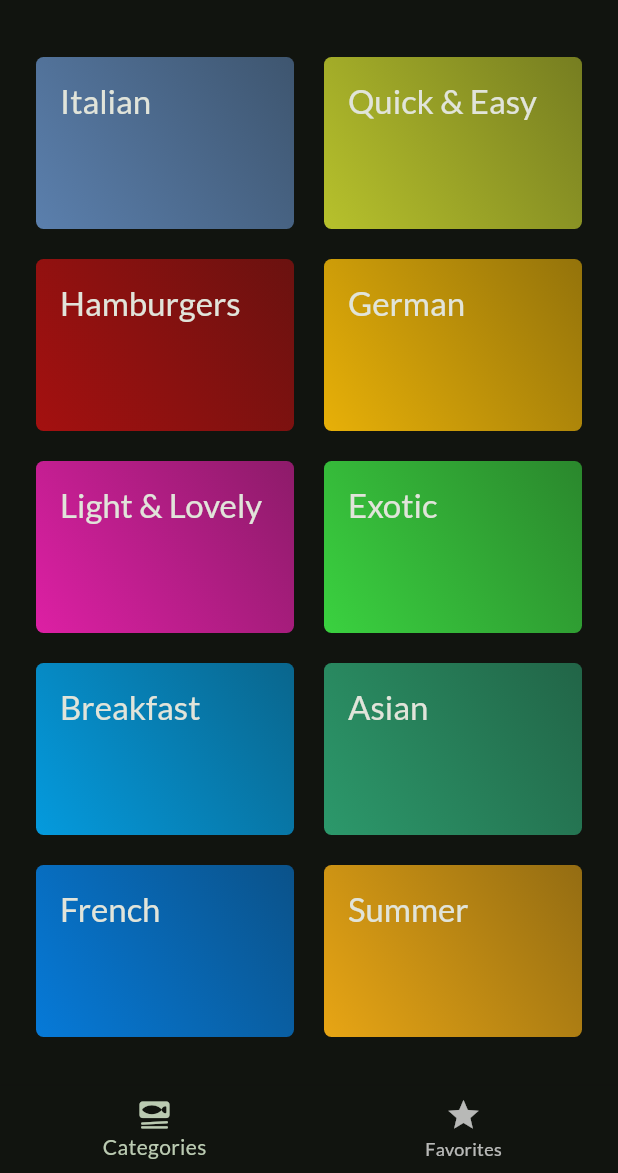
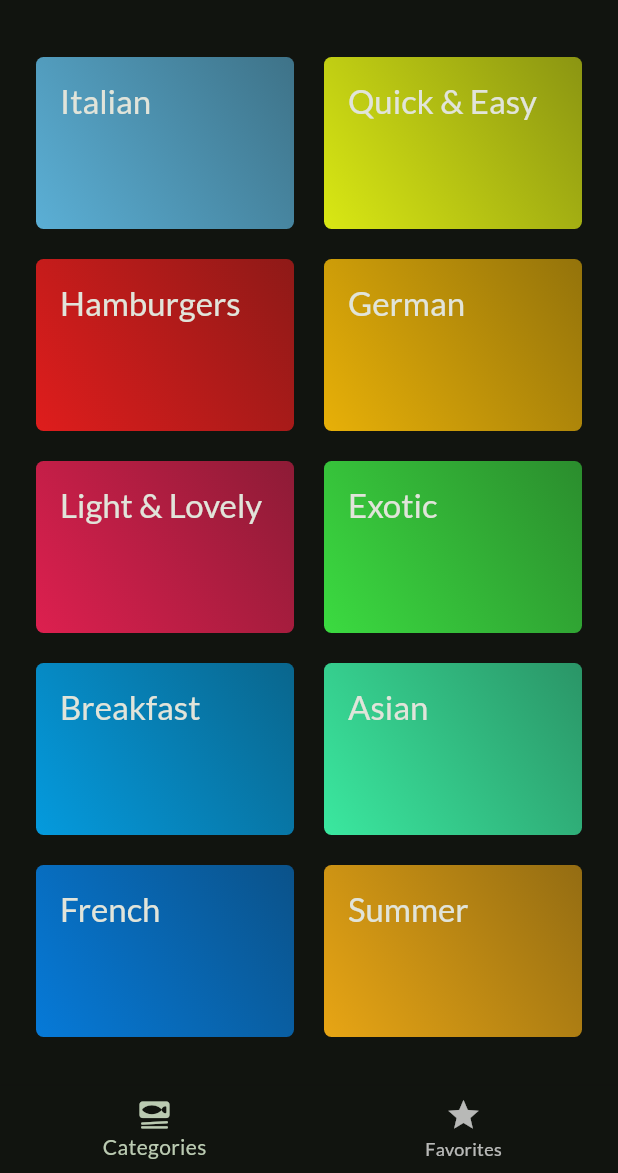
Before and after one commit to omarzouaoui1/Meals-App, a Flutter app: the screen it shows after launch, on a phone screen of 412 x 824 dp, the part 63-1236 px from its top. Run offline on Flutter 3.47's test engine with Material 2 defaults, Android fonts, the phone set to English and light mode, and no system bars; our stand-ins replace flutter_riverpod, google_fonts, transparent_image.

```diff
--- a/meals_app/lib/data.dart
+++ b/meals_app/lib/data.dart
@@ -10,17 +10,17 @@ const availableCategories = [
   Category(
     id: 'c1',
     title: 'Italian',
-    color: Color.fromARGB(255, 99, 139, 190),
+    color: Color.fromARGB(255, 99, 192, 235),
   ),
   Category(
     id: 'c2',
     title: 'Quick & Easy',
-    color: Color.fromARGB(255, 201, 212, 47),
+    color: Color.fromARGB(255, 239, 255, 20),
   ),
   Category(
     id: 'c3',
     title: 'Hamburgers',
-    color: Color.fromARGB(255, 180, 16, 16),
+    color: Color.fromARGB(255, 245, 30, 30),
   ),
   Category(
     id: 'c4',
@@ -30,12 +30,12 @@ const availableCategories = [
   Category(
     id: 'c5',
     title: 'Light & Lovely',
-    color: Color.fromARGB(255, 243, 33, 180),
+    color: Color.fromARGB(255, 243, 33, 86),
   ),
   Category(
     id: 'c6',
     title: 'Exotic',
-    color: Color.fromARGB(255, 63, 230, 69),
+    color: Color.fromARGB(255, 64, 240, 70),
   ),
   Category(
     id: 'c7',
@@ -45,7 +45,7 @@ const availableCategories = [
   Category(
     id: 'c8',
     title: 'Asian',
-    color: Color.fromARGB(255, 47, 167, 117),
+    color: Color.fromARGB(255, 63, 255, 175),
   ),
   Category(
     id: 'c9',
--- a/meals_app/lib/screen/tabs.dart
+++ b/meals_app/lib/screen/tabs.dart
@@ -8,6 +8,8 @@ import 'package:meals_app/screen/categories.dart';
 import 'package:meals_app/screen/filters.dart';
 import 'package:meals_app/screen/meals.dart';
 import 'package:meals_app/widgets/main_drawer.dart';
+
+import '../provider/filters_provider.dart';
 
 const kInitialFilters = {
   Filter.gultenFree: false,
@@ -28,8 +30,6 @@ class _TabsScreenState extends ConsumerState<TabsScreen> {
 
   // final List<Meal> _favoriteMeals = [];
 
-  Map<Filter, bool> _selectedFilters = kInitialFilters;
-
   void _selectPage(int index) {
     setState(() {
       _selectedPageIndex = index;
@@ -39,36 +39,32 @@ class _TabsScreenState extends ConsumerState<TabsScreen> {
   void _setScreen(String identifier) async {
     Navigator.pop(context);
     if (identifier == 'filter') {
-      final result = await Navigator.of(context).push<Map<Filter, bool>>(
+      await Navigator.of(context).push<Map<Filter, bool>>(
         MaterialPageRoute(
-          builder: (ctx) => FiltersScreen(
-            currentFilters: _selectedFilters,
-          ),
+          builder: (ctx) => const FiltersScreen(),
         ),
       );
-      setState(() {
-        _selectedFilters = result ?? kInitialFilters;
-      });
     }
   }
 
   @override
   Widget build(BuildContext context) {
     final meals = ref.watch(mealsProvider);
+    final activeFilters = ref.watch(filtersProvider);
     final availableMeals = meals.where((meal) {
-      if (_selectedFilters[Filter.gultenFree]! && !meal.isGlutenFree) {
+      if (activeFilters[Filter.gultenFree]! && !meal.isGlutenFree) {
         return false;
       }
 
-      if (_selectedFilters[Filter.lactoseFree]! && !meal.isLactoseFree) {
+      if (activeFilters[Filter.lactoseFree]! && !meal.isLactoseFree) {
         return false;
       }
 
-      if (_selectedFilters[Filter.vegetarian]! && !meal.isVegetarian) {
+      if (activeFilters[Filter.vegetarian]! && !meal.isVegetarian) {
         return false;
       }
 
-      if (_selectedFilters[Filter.vegan]! && !meal.isVegan) {
+      if (activeFilters[Filter.vegan]! && !meal.isVegan) {
         return false;
       }
 
```
Also changed, not shown: meals_app/lib/provider/filters_provider.dart (+34 -0 lines), meals_app/lib/screen/filters.dart (+14 -18 lines).
